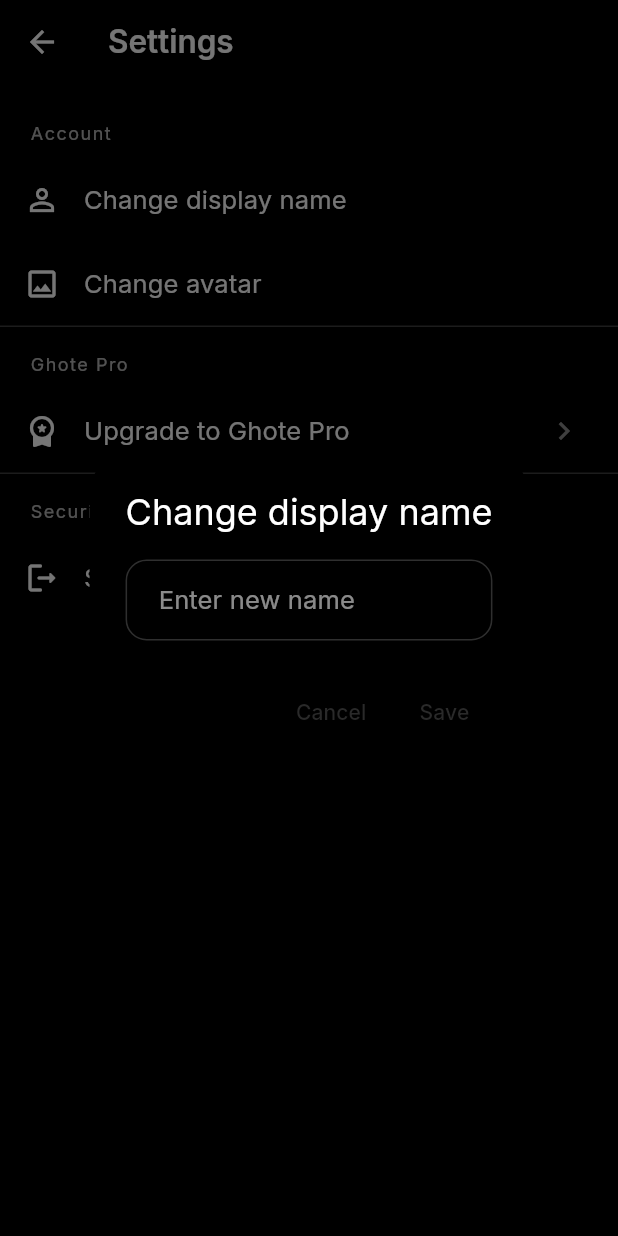
After one commit to ghote-app/ghote, a Flutter app: the SettingsScreen screen opened directly, after a tap on "Change display name", on a phone screen of 412 x 824 dp. The commit adds this screen. Run offline on Flutter 3.47's test engine with Material 3 defaults, Android fonts, the phone set to English and light mode, and no system bars; our stand-ins replace cloud_firestore, file_picker, firebase_auth, firebase_core, firebase_storage, go_router and 3 more; missing offline and left inert: dart:html; accounts and stored records are empty.

Commit message:
feat(settings): add SettingsScreen; dashboard top-left avatar navigates to settings; remove top-right icon

```diff
--- /dev/null
+++ b/lib/screens/settings_screen.dart
@@ -0,0 +1,122 @@
+import 'package:flutter/material.dart';
+import 'package:firebase_auth/firebase_auth.dart';
+
+import 'upgrade_screen.dart';
+
+class SettingsScreen extends StatelessWidget {
+  const SettingsScreen({super.key});
+
+  @override
+  Widget build(BuildContext context) {
+    return Scaffold(
+      backgroundColor: Colors.black,
+      appBar: AppBar(
+        backgroundColor: Colors.black,
+        title: const Text('Settings', style: TextStyle(color: Colors.white)),
+        iconTheme: const IconThemeData(color: Colors.white),
+      ),
+      body: ListView(
+        children: <Widget>[
+          const SizedBox(height: 8),
+          _sectionTitle('Account'),
+          _tile(
+            context,
+            icon: Icons.person_outline,
+            title: 'Change display name',
+            onTap: () => _changeDisplayName(context),
+          ),
+          _tile(
+            context,
+            icon: Icons.image_outlined,
+            title: 'Change avatar',
+            onTap: () => _changeAvatar(context),
+          ),
+          const Divider(color: Colors.white24, height: 1),
+          _sectionTitle('Ghote Pro'),
+          _tile(
+            context,
+            icon: Icons.workspace_premium_rounded,
+            title: 'Upgrade to Ghote Pro',
+            trailing: const Icon(Icons.chevron_right, color: Colors.white54),
+            onTap: () {
+              Navigator.of(context).push(
+                MaterialPageRoute(builder: (_) => const UpgradeScreen()),
+              );
+            },
+          ),
+          const Divider(color: Colors.white24, height: 1),
+          _sectionTitle('Security'),
+          _tile(
+            context,
+            icon: Icons.logout_rounded,
+            title: 'Sign out',
+            onTap: () async {
+              await FirebaseAuth.instance.signOut();
+              if (context.mounted) Navigator.of(context).pop();
+            },
+          ),
+          const SizedBox(height: 20),
+        ],
+      ),
+    );
+  }
+
+  Widget _sectionTitle(String text) {
+    return Padding(
+      padding: const EdgeInsets.fromLTRB(20, 16, 20, 8),
+      child: Text(
+        text,
+        style: const TextStyle(color: Colors.white70, fontSize: 12, letterSpacing: 1.0),
+      ),
+    );
+  }
+
+  Widget _tile(BuildContext context, {required IconData icon, required String title, Widget? trailing, required VoidCallback onTap}) {
+    return ListTile(
+      leading: Icon(icon, color: Colors.white),
+      title: Text(title, style: const TextStyle(color: Colors.white)),
+      trailing: trailing,
+      onTap: onTap,
+    );
+  }
+
+  Future<void> _changeDisplayName(BuildContext context) async {
+    final user = FirebaseAuth.instance.currentUser;
+    final controller = TextEditingController(text: user?.displayName ?? '');
+    await showDialog<void>(
+      context: context,
+      builder: (context) => AlertDialog(
+        backgroundColor: Colors.black,
+        title: const Text('Change display name', style: TextStyle(color: Colors.white)),
+        content: TextField(
+          controller: controller,
+          style: const TextStyle(color: Colors.white),
+          decoration: const InputDecoration(hintText: 'Enter new name', hintStyle: TextStyle(color: Colors.white54)),
+        ),
+        actions: [
+          TextButton(onPressed: () => Navigator.of(context).pop(), child: const Text('Cancel')),
+          TextButton(
+            onPressed: () async {
+              try {
+                await user?.updateDisplayName(controller.text.trim());
+                if (context.mounted) Navigator.of(context).pop();
+                if (context.mounted) {
+                  ScaffoldMessenger.of(context).showSnackBar(const SnackBar(content: Text('Name updated')));
+                }
+              } catch (e) {
+                if (!context.mounted) return;
+                ScaffoldMessenger.of(context).showSnackBar(SnackBar(content: Text('Failed: $e')));
+              }
+            },
+            child: const Text('Save'),
+          ),
+        ],
+      ),
+    );
+  }
+
+  Future<void> _changeAvatar(BuildContext context) async {
+    if (!context.mounted) return;
+    ScaffoldMessenger.of(context).showSnackBar(const SnackBar(content: Text('Avatar change will be available soon')));
+  }
+}
```
Also changed, not shown: lib/screens/dashboard_screen.dart (+15 -141 lines).
